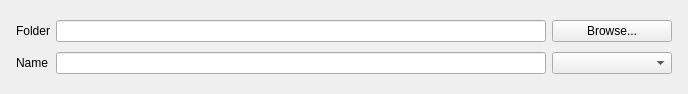
Qt form client/nx_client_desktop/src/nx/client/desktop/common/widgets/filename_panel.ui (networkoptix/nx_open) before a commit.
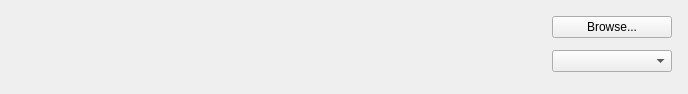
The same form after that commit. Custom widgets are drawn as their Qt base class.

Commit message:
# Filename validation (for being not empty)
<==== Mercurial data ====>
Branch: x_VMS-6861_universal_export_dialog

What changed in the file:
```diff
--- a/client/nx_client_desktop/src/nx/client/desktop/common/widgets/filename_panel.ui
+++ b/client/nx_client_desktop/src/nx/client/desktop/common/widgets/filename_panel.ui
@@ -23,41 +23,7 @@
    <property name="bottomMargin">
     <number>16</number>
    </property>
-   <item row="0" column="1">
-    <widget class="QLineEdit" name="folderLineEdit">
-     <property name="readOnly">
-      <bool>true</bool>
-     </property>
-    </widget>
-   </item>
-   <item row="1" column="1">
-    <widget class="QLineEdit" name="filenameLineEdit"/>
-   </item>
-   <item row="0" column="0">
-    <widget class="QLabel" name="folderLabel">
-     <property name="text">
-      <string>Folder</string>
-     </property>
-    </widget>
-   </item>
-   <item row="1" column="0">
-    <widget class="QLabel" name="nameLabel">
-     <property name="text">
-      <string>Name</string>
-     </property>
-    </widget>
-   </item>
-   <item row="1" column="2">
-    <widget class="nx::client::desktop::AdvancedComboBox" name="extensionsComboBox">
-     <property name="minimumSize">
-      <size>
-       <width>120</width>
-       <height>0</height>
-      </size>
-     </property>
-    </widget>
-   </item>
-   <item row="0" column="2">
+   <item row="0" column="1" alignment="Qt::AlignTop">
     <widget class="QPushButton" name="browsePushButton">
      <property name="minimumSize">
       <size>
@@ -70,6 +36,36 @@
      </property>
     </widget>
    </item>
+   <item row="1" column="1" alignment="Qt::AlignTop">
+    <widget class="nx::client::desktop::AdvancedComboBox" name="extensionsComboBox">
+     <property name="minimumSize">
+      <size>
+       <width>120</width>
+       <height>0</height>
+      </size>
+     </property>
+    </widget>
+   </item>
+   <item row="0" column="0">
+    <widget class="QnInputField" name="folderInputField" native="true">
+     <property name="sizePolicy">
+      <sizepolicy hsizetype="MinimumExpanding" vsizetype="Preferred">
+       <horstretch>0</horstretch>
+       <verstretch>0</verstretch>
+      </sizepolicy>
+     </property>
+    </widget>
+   </item>
+   <item row="1" column="0">
+    <widget class="QnInputField" name="nameInputField" native="true">
+     <property name="sizePolicy">
+      <sizepolicy hsizetype="MinimumExpanding" vsizetype="Preferred">
+       <horstretch>0</horstretch>
+       <verstretch>0</verstretch>
+      </sizepolicy>
+     </property>
+    </widget>
+   </item>
   </layout>
  </widget>
  <customwidgets>
@@ -78,6 +74,12 @@
    <extends>QComboBox</extends>
    <header location="global">nx/client/desktop/common/widgets/advanced_combo_box.h</header>
   </customwidget>
+  <customwidget>
+   <class>QnInputField</class>
+   <extends>QWidget</extends>
+   <header location="global">ui/widgets/common/input_field.h</header>
+   <container>1</container>
+  </customwidget>
  </customwidgets>
  <resources/>
  <connections/>
```
The commit also changes 4 other files.
